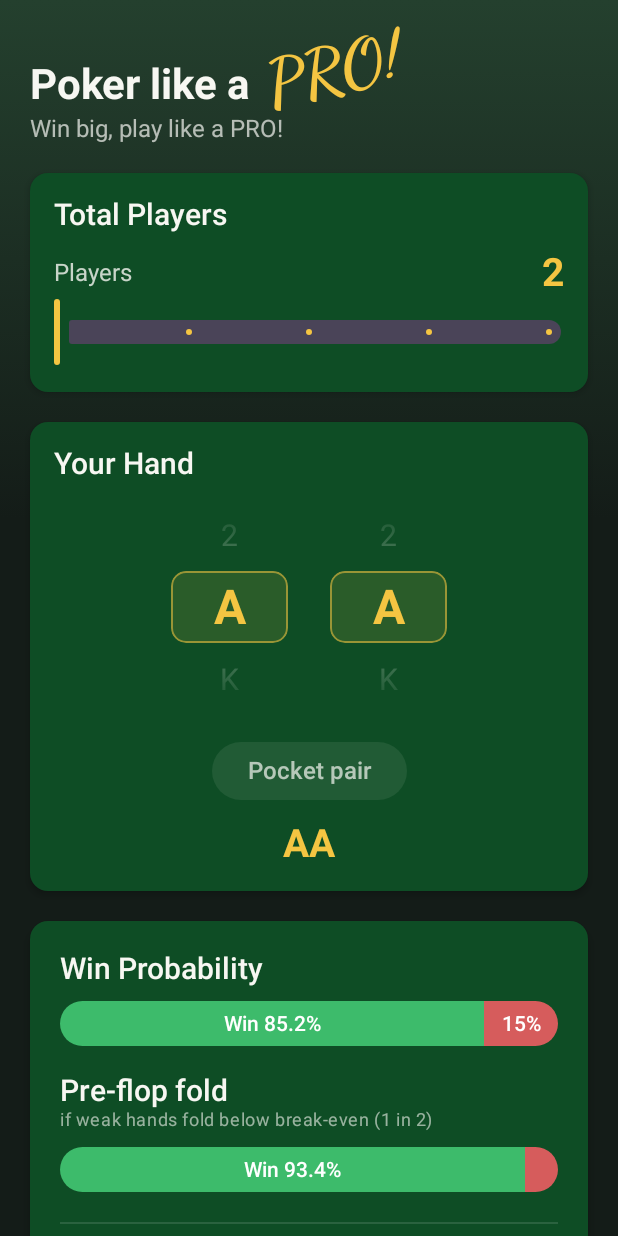
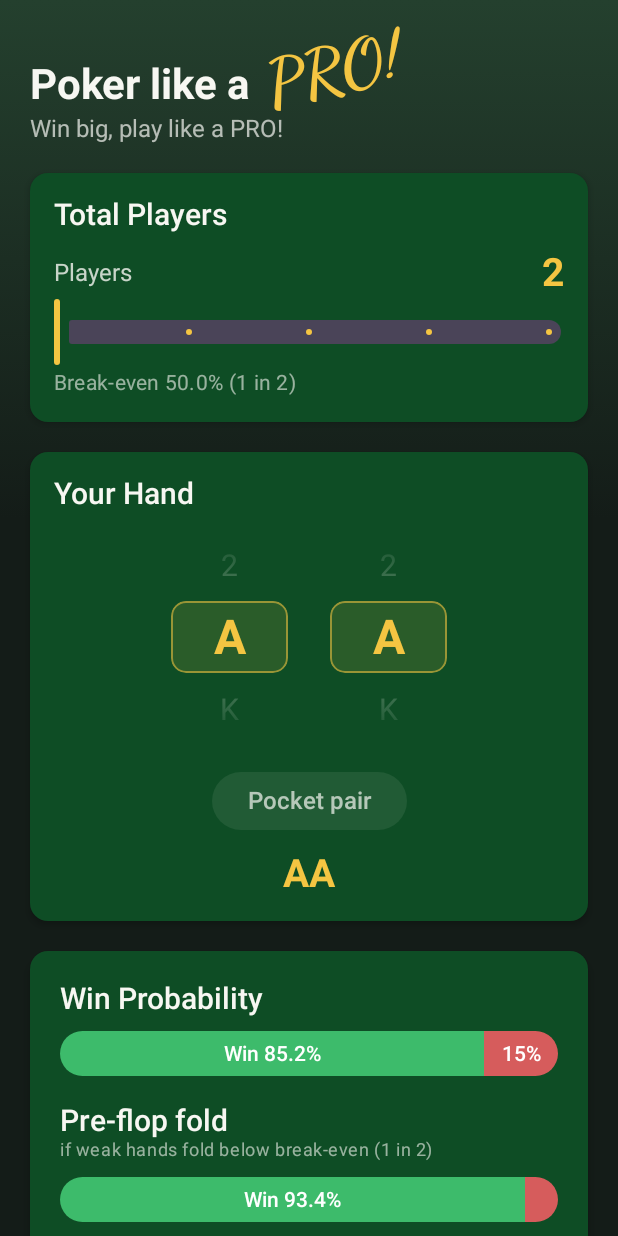
Before and after one commit to vtlinh/Poker-Stats, an Android app built with Jetpack Compose: the screen it shows after launch (MainActivity), on a phone screen of 412 x 824 dp. Run offline under Robolectric (Android 15) with nearby library versions, the phone set to English and light mode, and no system bars.

Commit message:
Show break-even (1/N) below the players slider
Co-Authored-By: Claude Opus 4.8 <noreply@anthropic.com>
Claude-Session: https://claude.ai/code/session_01D5xi7EShBRkmNiwZD8aWrQ

```diff
--- a/app/src/main/java/com/pokerstats/odds/ui/PokerScreen.kt
+++ b/app/src/main/java/com/pokerstats/odds/ui/PokerScreen.kt
@@ -317,6 +317,11 @@ private fun PlayerSlider(count: Int, onChange: (Int) -> Unit) {
             valueRange = MIN_PLAYERS.toFloat()..MAX_PLAYERS.toFloat(),
             steps = MAX_PLAYERS - MIN_PLAYERS - 1,
         )
+        Text(
+            "Break-even ${"%.1f".format(100.0 / count)}% (1 in $count)",
+            style = MaterialTheme.typography.bodyMedium,
+            color = MaterialTheme.colorScheme.onSurface.copy(alpha = 0.6f),
+        )
     }
 }
 
```
